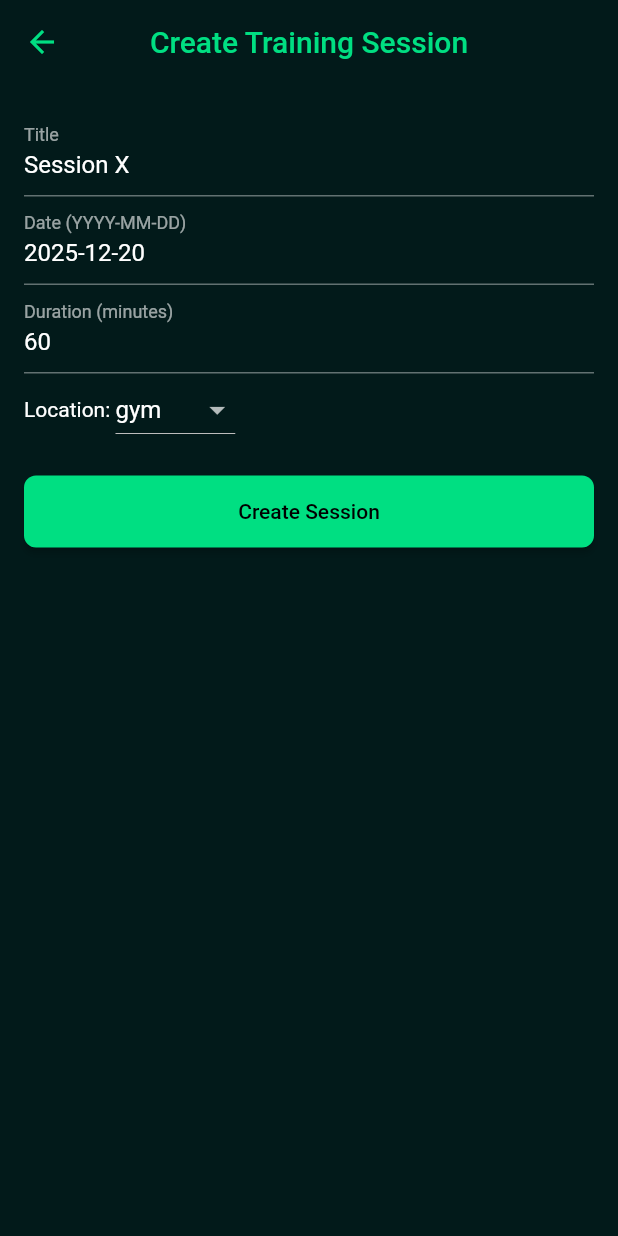
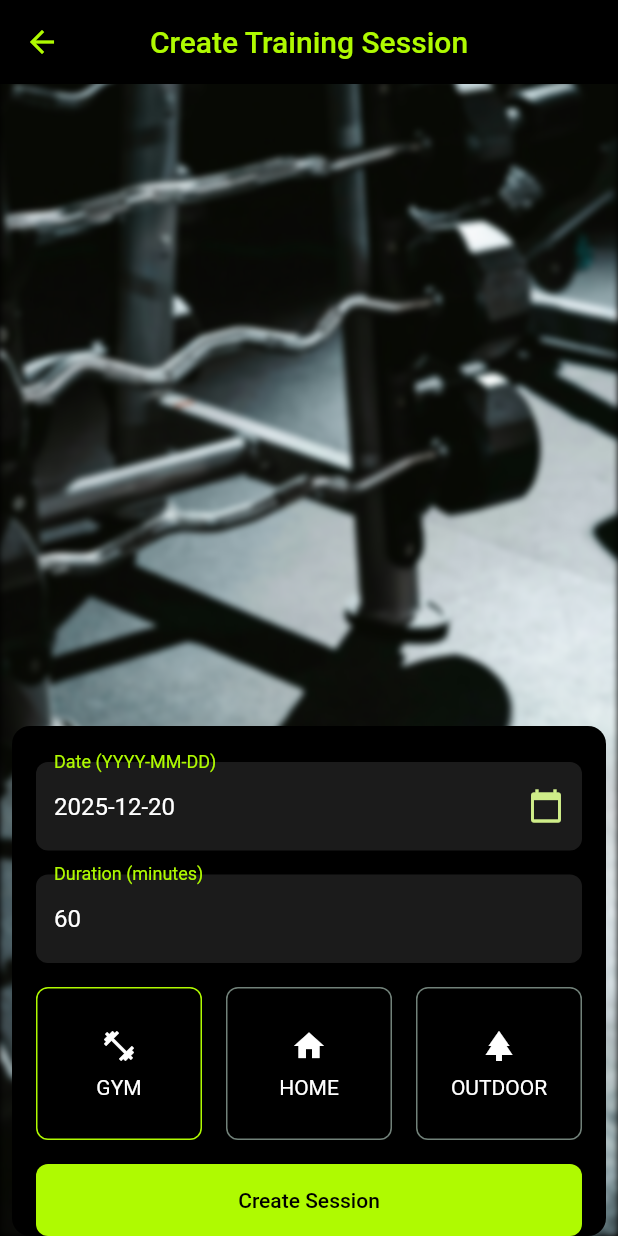
Before and after one commit to OmarMach/gym_adhd, a Flutter app: the screen it shows after launch, after a tap on "Create New Session", on a phone screen of 412 x 824 dp. Run offline on Flutter 3.47's test engine with Material 3 defaults, Android fonts, the phone set to English and light mode, and no system bars; our stand-ins replace isar; accounts and stored records are empty; generated files the repository leaves out were written again.

Commit message:
feat: create training session

```diff
--- a/lib/config/colors.dart
+++ b/lib/config/colors.dart
@@ -18,4 +18,10 @@ abstract final class AppColors {
   static const Color bgGreen = Color(0xFF03624c);
   static const Color antiFlashWhite = Color(0xfff1f7f7);
   static const Color caribbeanGreen = Color(0xFF00df82);
+
+  static const Color black = Color(0xff000000);
+  static const Color black88 = Color(0xff1b1b1b);
+  static const Color white = Color(0xffffffff);
+  static const Color fitGreen = Color(0xffaffa01);
+  static const Color fitGreen40 = Color(0xffcfed89);
 }
--- a/lib/main.dart
+++ b/lib/main.dart
@@ -27,11 +27,11 @@ class MyApp extends StatelessWidget {
           theme: ThemeData(
             useMaterial3: false,
             brightness: Brightness.dark,
-            canvasColor: AppColors.richBlack,
-            primaryColor: AppColors.softSage,
+            canvasColor: AppColors.black,
+            primaryColor: AppColors.fitGreen,
             elevatedButtonTheme: ElevatedButtonThemeData(
               style: ElevatedButton.styleFrom(
-                backgroundColor: AppColors.caribbeanGreen,
+                backgroundColor: AppColors.fitGreen,
                 foregroundColor: Colors.black,
                 minimumSize: const Size(double.infinity, 48),
                 shape: RoundedRectangleBorder(borderRadius: BorderRadius.circular(8)),
@@ -39,18 +39,36 @@ class MyApp extends StatelessWidget {
             ),
             outlinedButtonTheme: OutlinedButtonThemeData(
               style: OutlinedButton.styleFrom(
-                side: const BorderSide(color: AppColors.caribbeanGreen),
-                foregroundColor: AppColors.caribbeanGreen,
+                side: const BorderSide(color: AppColors.fitGreen),
+                foregroundColor: AppColors.fitGreen,
                 minimumSize: const Size(double.infinity, 48),
                 shape: RoundedRectangleBorder(borderRadius: BorderRadius.circular(8)),
               ),
             ),
-            appBarTheme: const AppBarTheme(
-              backgroundColor: AppColors.richBlack,
-              foregroundColor: AppColors.caribbeanGreen,
-              centerTitle: true,
-              elevation: 0,
+            inputDecorationTheme: InputDecorationTheme(
+              filled: true,
+              fillColor: AppColors.black88,
+              border: OutlineInputBorder(borderRadius: BorderRadius.circular(8), borderSide: BorderSide.none),
+              focusedBorder: OutlineInputBorder(
+                borderRadius: BorderRadius.circular(8),
+                borderSide: const BorderSide(color: AppColors.fitGreen),
+              ),
+              labelStyle: const TextStyle(color: AppColors.fitGreen),
+              hintStyle: const TextStyle(color: AppColors.grayBlue),
+              suffixIconColor: AppColors.fitGreen40,
             ),
+            datePickerTheme: DatePickerThemeData(
+              backgroundColor: AppColors.black,
+              headerBackgroundColor: AppColors.fitGreen,
+              headerForegroundColor: AppColors.black,
+              dayForegroundColor: WidgetStateProperty.all(AppColors.fitGreen),
+              todayForegroundColor: WidgetStateProperty.all(AppColors.caribbeanGreen),
+              cancelButtonStyle: TextButton.styleFrom(foregroundColor: AppColors.greenTea),
+              confirmButtonStyle: TextButton.styleFrom(foregroundColor: AppColors.fitGreen),
+              rangeSelectionBackgroundColor: AppColors.fitGreen40,
+              todayBackgroundColor: WidgetStatePropertyAll(Colors.transparent),
+            ),
+            appBarTheme: const AppBarTheme(backgroundColor: AppColors.black, foregroundColor: AppColors.fitGreen, centerTitle: true, elevation: 0),
           ),
         );
       },
--- a/lib/models/training_session.dart
+++ b/lib/models/training_session.dart
@@ -1,6 +1,18 @@
+import 'package:flutter/material.dart';
 import 'package:gym_adhd/models/exercise.dart';
 
 enum TrainingLocation { gym, home, outdoor }
+
+generateTrainingLocationIcon(TrainingLocation location) {
+  switch (location) {
+    case TrainingLocation.gym:
+      return Icons.fitness_center;
+    case TrainingLocation.home:
+      return Icons.home;
+    case TrainingLocation.outdoor:
+      return Icons.park;
+  }
+}
 
 class TrainingSession {
   final String id;
--- a/lib/screens/forms/create_session_screen.dart
+++ b/lib/screens/forms/create_session_screen.dart
@@ -1,6 +1,11 @@
+import 'dart:ui';
+
 import 'package:flutter/material.dart';
+import 'package:gym_adhd/config/colors.dart';
 import 'package:gym_adhd/config/context.dart';
 import 'package:gym_adhd/models/training_session.dart';
+import 'package:gym_adhd/widgets/gaps.dart';
+import 'package:gym_adhd/widgets/outlined_select_widget.dart';
 
 class CreateSessionScreen extends StatefulWidget {
   static const routeName = '/create-session';
@@ -30,26 +35,57 @@ class _CreateSessionScreenState extends State<CreateSessionScreen> {
   @override
   Widget build(BuildContext context) {
     return Scaffold(
-      appBar: AppBar(title: const Text('Create Training Session')),
-      body: Padding(
-        padding: const EdgeInsets.all(16.0),
+      body: Stack(
+        children: [
+          ImageFiltered(
+            imageFilter: ImageFilter.blur(sigmaX: 2.0, sigmaY: 2.0),
+            child: Image(
+              image: AssetImage('assets/images/training_sessions.jpg'),
+              fit: BoxFit.fitHeight,
+              height: double.infinity,
+              width: double.infinity,
+            ),
+          ),
+          SafeArea(
+            top: false,
+            bottom: false,
+            child: Column(
+              children: [
+                AppBar(title: const Text('Create Training Session')),
+                Expanded(
+                  child: Padding(
+                    padding: const EdgeInsets.symmetric(horizontal: 8.0),
                     child: Form(
                       key: _formKey,
                       child: Column(
+                        spacing: 16.0,
+                        children: [
+                          Spacer(),
+                          Container(
+                            padding: const EdgeInsets.only(top: 24.0, left: 16.0, right: 16.0),
+                            decoration: BoxDecoration(color: AppColors.black, borderRadius: BorderRadius.circular(12)),
+                            child: SafeArea(
+                              top: false,
+                              child: Column(
+                                spacing: 16,
                                 children: [
                                   TextFormField(
-                controller: _titleController,
-                decoration: const InputDecoration(labelText: 'Title'),
-                validator: (value) {
-                  if (value == null || value.isEmpty) {
-                    return 'Please enter a title';
+                                    controller: _dateController,
+                                    decoration: const InputDecoration(labelText: 'Date (YYYY-MM-DD)', suffixIcon: Icon(Icons.calendar_today)),
+                                    readOnly: true,
+                                    onTap: () async {
+                                      final selectedDate = await showDatePicker(
+                                        context: context,
+                                        initialDate: DateTime.now(),
+                                        firstDate: DateTime(2000),
+                                        lastDate: DateTime(2100),
+                                      );
+                                      if (selectedDate != null) {
+                                        setState(() {
+                                          _dateController.text = selectedDate.toIso8601String().split('T').first;
+                                        });
                                       }
-                  return null;
                                     },
-              ),
-              TextFormField(
-                controller: _dateController,
-                decoration: const InputDecoration(labelText: 'Date (YYYY-MM-DD)'),
                                     validator: (value) {
                                       if (value == null || value.isEmpty) {
                                         return 'Please enter a date';
@@ -69,29 +105,29 @@ class _CreateSessionScreenState extends State<CreateSessionScreen> {
                                     },
                                   ),
                                   Row(
+                                    spacing: 16,
                                     children: [
-                  const Text('Location: '),
-                  DropdownButton<TrainingLocation>(
-                    value: _selectedLocation,
-                    items: TrainingLocation.values.map((location) {
-                      return DropdownMenuItem(value: location, child: Text(location.toString().split('.').last));
-                    }).toList(),
-                    onChanged: (newValue) {
-                      setState(() {
-                        _selectedLocation = newValue!;
-                      });
-                    },
+                                      ...TrainingLocation.values.map(
+                                        (loc) => Expanded(
+                                          child: OutlinedSelectWidget(
+                                            label: loc.name.toUpperCase(),
+                                            icon: Icon(generateTrainingLocationIcon(loc)),
+                                            onTap: () => setState(() {
+                                              _selectedLocation = loc;
+                                            }),
+                                            isSelected: _selectedLocation == loc,
+                                          ),
+                                        ),
                                       ),
                                     ],
                                   ),
-              const SizedBox(height: 20),
                                   ElevatedButton(
                                     onPressed: () {
                                       if (_formKey.currentState!.validate()) {
                                         final newSession = TrainingSession(
                                           id: DateTime.now().toString(),
                                           location: _selectedLocation,
-                      title: _titleController.text,
+                                          title: '${_selectedLocation.name} Session ',
                                           date: DateTime.parse(_dateController.text),
                                           startDate: DateTime.now(),
                                           exercises: [],
@@ -107,6 +143,16 @@ class _CreateSessionScreenState extends State<CreateSessionScreen> {
                               ),
                             ),
                           ),
+                        ],
+                      ),
+                    ),
+                  ),
+                ),
+              ],
+            ),
+          ),
+        ],
+      ),
     );
   }
 }
--- /dev/null
+++ b/lib/widgets/gaps.dart
@@ -0,0 +1,15 @@
+import 'package:flutter/material.dart';
+
+class Gaps {
+  static const double small = 8.0;
+  static const double medium = 16.0;
+  static const double large = 32.0;
+
+  static const vSmall = SizedBox(height: small);
+  static const vMedium = SizedBox(height: medium);
+  static const vLarge = SizedBox(height: large);
+
+  static const hSmall = SizedBox(width: small);
+  static const hMedium = SizedBox(width: medium);
+  static const hLarge = SizedBox(width: large);
+}
--- /dev/null
+++ b/lib/widgets/outlined_select_widget.dart
@@ -0,0 +1,27 @@
+import 'package:flutter/material.dart';
+import 'package:gym_adhd/config/colors.dart';
+import 'package:gym_adhd/widgets/gaps.dart';
+
+class OutlinedSelectWidget extends StatelessWidget {
+  const OutlinedSelectWidget({super.key, required this.label, required this.icon, required this.onTap, required this.isSelected});
+
+  final String label;
+  final Widget icon;
+  final VoidCallback onTap;
+  final bool isSelected;
+
+  @override
+  Widget build(BuildContext context) {
+    return InkWell(
+      onTap: onTap,
+      child: Container(
+        decoration: BoxDecoration(
+          border: Border.all(color: isSelected ? AppColors.fitGreen : AppColors.grayBlue),
+          borderRadius: BorderRadius.circular(8),
+        ),
+        padding: const EdgeInsets.symmetric(horizontal: 12, vertical: 26),
+        child: Center(child: Column(children: [icon, Gaps.vSmall, Text(label)])),
+      ),
+    );
+  }
+}
--- a/pubspec.yaml
+++ b/pubspec.yaml
@@ -60,6 +60,7 @@ flutter:
   # To add assets to your application, add an assets section, like this:
   assets:
     - assets/exercises.json
+    - assets/images/
 
 
   # An image asset can refer to one or more resolution-specific "variants", see
```
Also changed, not shown: assets/images/training_sessions.jpg (added). Lines whose indentation alone changed are shown as unchanged.
